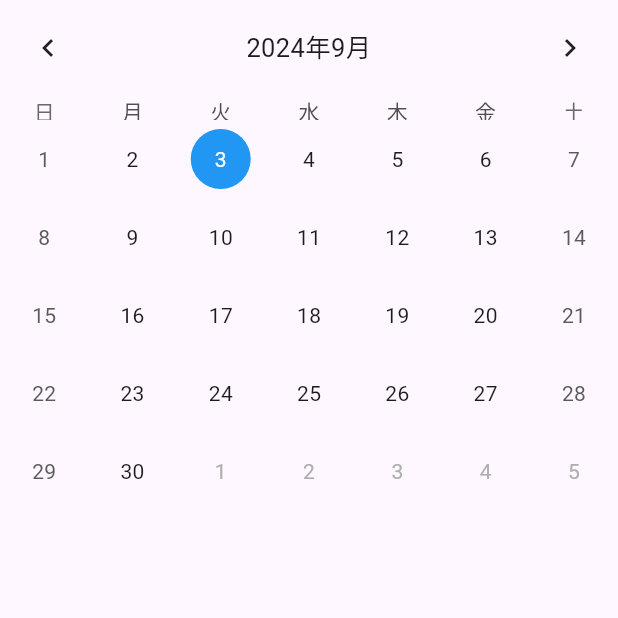
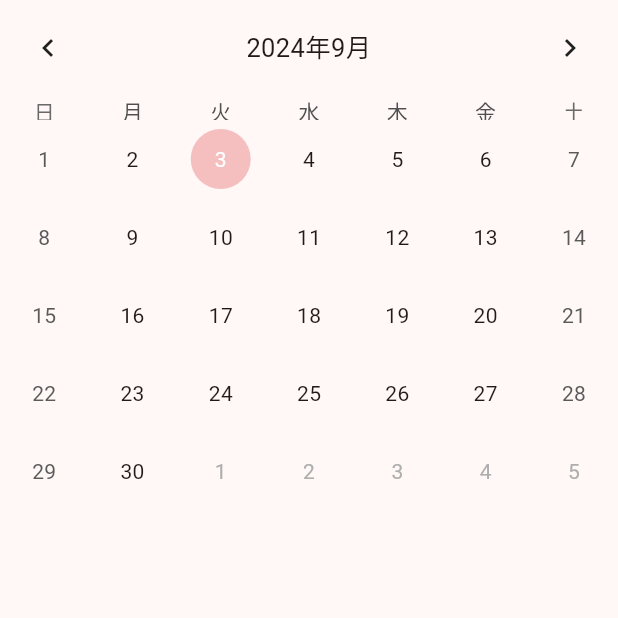
Before and after one commit to gentixyann/h_calender, a Flutter app: the screen it shows after launch, on a phone screen of 412 x 824 dp, the top half of it. Run offline on Flutter 3.47's test engine with Material 3 defaults, Android fonts, the phone set to English and light mode, and no system bars; drawn by our look-alikes of table_calendar; our stand-ins replace flutter_riverpod, go_router.

Commit message:
themeカラー設定と利用

```diff
--- a/lib/theme.dart
+++ b/lib/theme.dart
@@ -1,8 +1,15 @@
 import 'package:flutter/material.dart';
 
 class AppTheme {
+  static const Color lightGray = Color(0xFFF0F0F0);
+  static const Color darkGray = Color(0xFFCCCCCC);
+
   static final ThemeData lightTheme = ThemeData(
-    colorScheme: ColorScheme.fromSeed(seedColor: Colors.deepPurple),
+    colorScheme: ColorScheme.fromSeed(
+      brightness: Brightness.light,
+      seedColor: const Color(0xFFF5BFC0),
+      primary: const Color(0xFFF5BFC0),
+    ),
     useMaterial3: true,
   );
 }
--- a/lib/views/pages/home_page.dart
+++ b/lib/views/pages/home_page.dart
@@ -1,5 +1,6 @@
 import 'package:flutter/material.dart';
 import 'package:h_calender/models/calendar.dart';
+import 'package:h_calender/theme.dart';
 import 'package:table_calendar/table_calendar.dart';
 import 'package:flutter_riverpod/flutter_riverpod.dart';
 
@@ -10,6 +11,7 @@ class HomePage extends ConsumerWidget {
   Widget build(BuildContext context, WidgetRef ref) {
     final selectedDate = ref.watch(selectedDateProvider);
     final focusedDate = ref.watch(focusedDateProvider);
+    final colorScheme = Theme.of(context).colorScheme;
 
     return Scaffold(
       body: TableCalendar(
@@ -25,19 +27,18 @@ class HomePage extends ConsumerWidget {
           formatButtonVisible: false,
           titleCentered: true,
         ),
-        calendarStyle: const CalendarStyle(
-          todayDecoration: BoxDecoration(
-            color: Colors.pink, // 今日の日付の背景色
+        calendarStyle: CalendarStyle(
+          todayDecoration: const BoxDecoration(
+            color: AppTheme.darkGray, // 今日の日付の背景色
             shape: BoxShape.circle, // 形を丸く
           ),
           selectedDecoration: BoxDecoration(
-            shape: BoxShape.circle,
-            color: Colors.blue, // 選択した日付の背景色
-          ),
-          todayTextStyle: TextStyle(
+              shape: BoxShape.circle, color: colorScheme.primary // 選択した日付の背景色
+              ),
+          todayTextStyle: const TextStyle(
             color: Colors.white, // 今日の日付の文字色
           ),
-          selectedTextStyle: TextStyle(
+          selectedTextStyle: const TextStyle(
             color: Colors.white, // 選択した日付の文字色
           ),
         ),
```
